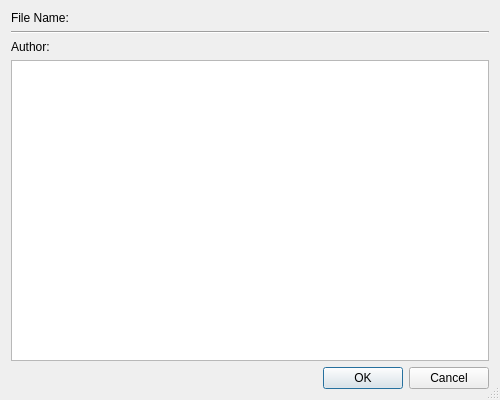
The window that core/info/fileInfo.ui (KmolYuan/Pyslvs-UI) describes before a commit, drawn with Qt 5.
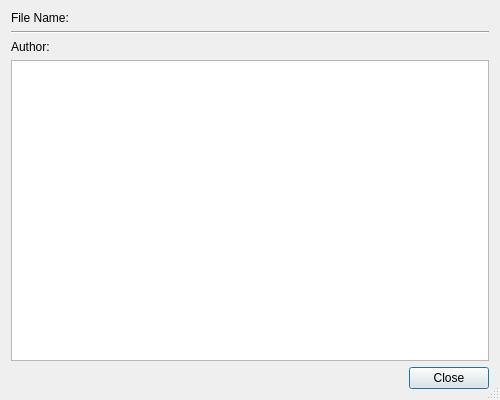
The same window after the commit. Icons and pictures are not drawn.

```diff
--- a/core/info/fileInfo.ui
+++ b/core/info/fileInfo.ui
@@ -104,7 +104,7 @@
         <enum>Qt::Horizontal</enum>
        </property>
        <property name="standardButtons">
-        <set>QDialogButtonBox::Cancel|QDialogButtonBox::Ok</set>
+        <set>QDialogButtonBox::Close</set>
        </property>
       </widget>
      </item>
```
Left out of the diff: 20 changed lines with no effect on the pictures.
